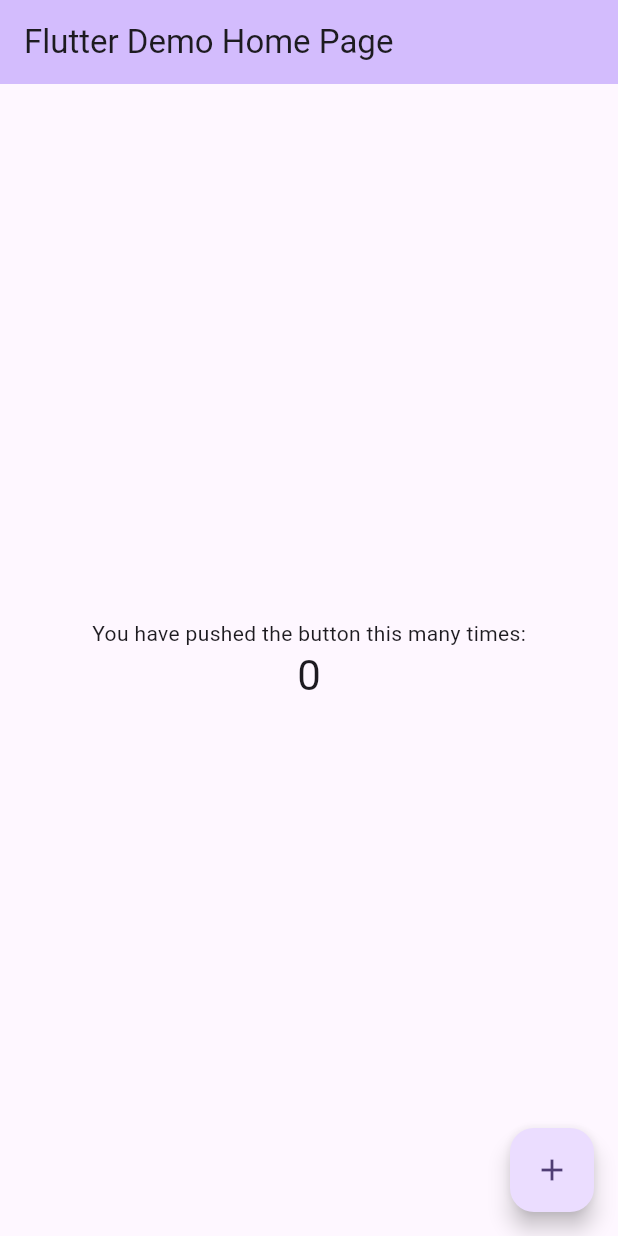
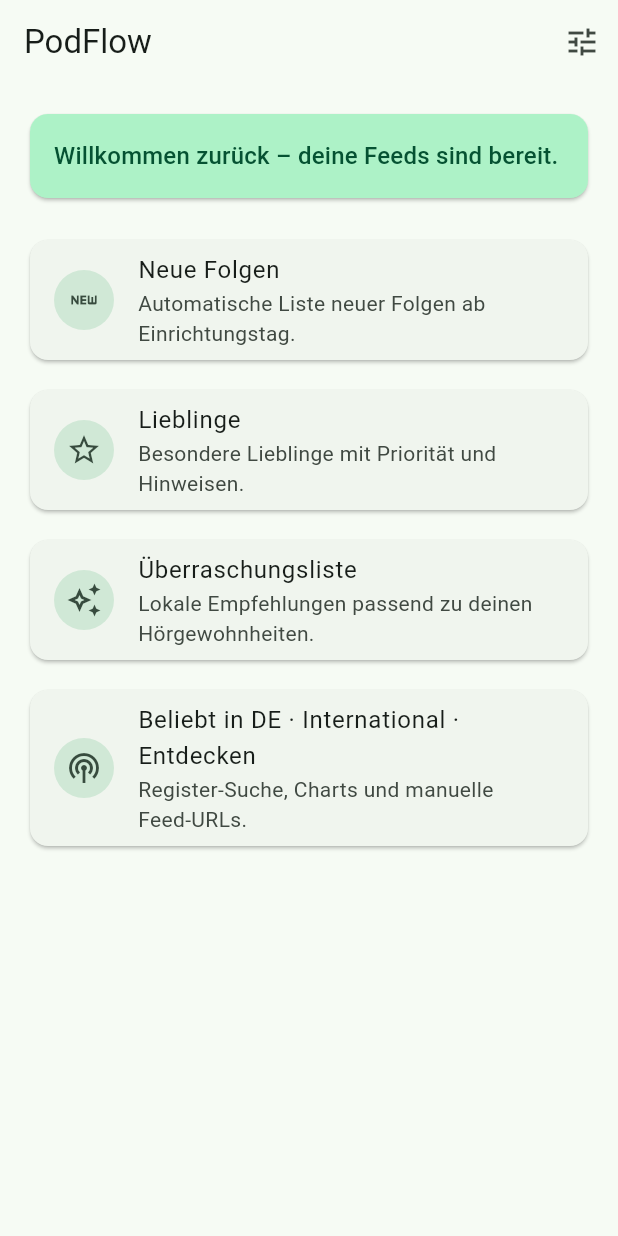
Before and after one commit to R-Win-94/podflow, a Flutter app: the screen it shows after launch, on a phone screen of 412 x 824 dp. Run offline on Flutter 3.47's test engine with Material 3 defaults, Android fonts, the phone set to English and light mode, and no system bars; our stand-ins replace material_ui.

Commit message:
feat: add initial PodFlow UI, Du/Sie switcher and accent color

```diff
--- /dev/null
+++ b/lib/l10n/strings.dart
@@ -0,0 +1,44 @@
+import '../models/app_settings.dart';
+
+class PodFlowStrings {
+  final SpeechStyle style;
+
+  const PodFlowStrings(this.style);
+
+  String get appTitle => 'PodFlow';
+
+  String get welcomeBanner => switch (style) {
+        SpeechStyle.informalDu => 'Willkommen zurück – deine Feeds sind bereit.',
+        SpeechStyle.formalSie => 'Willkommen zurück – Ihre Feeds stehen bereit.',
+        SpeechStyle.saxonyPreview => 'Nu gugge da – deine Feeds sind startklar.',
+      };
+
+  String get newEpisodes => 'Neue Folgen';
+  String get favorites => 'Lieblinge';
+  String get surpriseList => 'Überraschungsliste';
+  String get chartsDe => 'Beliebt in DE';
+  String get chartsIntl => 'International';
+  String get discover => 'Entdecken';
+  String get settings => 'Einstellungen';
+
+  String get speechStyleLabel => switch (style) {
+        SpeechStyle.informalDu => 'Anrede (Du)',
+        SpeechStyle.formalSie => 'Anrede (Sie)',
+        SpeechStyle.saxonyPreview => 'Anrede (Sächsisch-Vorschau)',
+      };
+
+  String get accentColorLabel => switch (style) {
+        SpeechStyle.informalDu => 'Wähle deine Akzentfarbe',
+        SpeechStyle.formalSie => 'Wählen Sie Ihre Akzentfarbe',
+        SpeechStyle.saxonyPreview => 'Such dir ’ne schicke Farbe aus',
+      };
+
+  String get profileHint => switch (style) {
+        SpeechStyle.informalDu =>
+          'Aktives Hörerprofil: Du kannst alles entspannt anpassen, ohne zugespammt zu werden.',
+        SpeechStyle.formalSie =>
+          'Aktives Hörerprofil: Alle Optionen lassen sich übersichtlich und ohne störende Hinweise anpassen.',
+        SpeechStyle.saxonyPreview =>
+          'Profil aktiv: Nix drängt sich uff, alles bleibt übersichtlich.',
+      };
+}
--- a/lib/main.dart
+++ b/lib/main.dart
@@ -1,122 +1,46 @@
+// lib/main.dart
 import 'package:material_ui/material_ui.dart';
+import 'l10n/strings.dart';
+import 'screens/home_screen.dart';
+import 'state/podflow_controller.dart';
 
 void main() {
-  runApp(const MyApp());
+  runApp(PodFlowApp());
 }
 
-class MyApp extends StatelessWidget {
-  const MyApp({super.key});
+class PodFlowApp extends StatelessWidget {
+  PodFlowApp({super.key});
 
-  // This widget is the root of your application.
+  final PodFlowController _controller = PodFlowController();
+
   @override
   Widget build(BuildContext context) {
-    return MaterialApp(
-      title: 'Flutter Demo',
-      theme: ThemeData(
-        // This is the theme of your application.
-        //
-        // TRY THIS: Try running your application with "flutter run". You'll see
-        // the application has a purple toolbar. Then, without quitting the app,
-        // try changing the seedColor in the colorScheme below to Colors.green
-        // and then invoke "hot reload" (save your changes or press the "hot
-        // reload" button in a Flutter-supported IDE, or press "r" if you used
-        // the command line to start the app).
-        //
-        // Notice that the counter didn't reset back to zero; the application
-        // state is not lost during the reload. To reset the state, use hot
-        // restart instead.
-        //
-        // This works for code too, not just values: Most code changes can be
-        // tested with just a hot reload.
-        colorScheme: .fromSeed(seedColor: Colors.deepPurple),
-      ),
-      home: const MyHomePage(title: 'Flutter Demo Home Page'),
+    return AnimatedBuilder(
+      animation: _controller,
+      builder: (context, _) {
+        final settings = _controller.settings;
+        final strings = PodFlowStrings(settings.speechStyle);
+
+        return MaterialApp(
+          title: strings.appTitle,
+          themeMode: settings.themeMode,
+          theme: ThemeData(
+            useMaterial3: true,
+            colorScheme: ColorScheme.fromSeed(
+              seedColor: settings.seedColor,
+              brightness: Brightness.light,
+            ),
+          ),
+          darkTheme: ThemeData(
+            useMaterial3: true,
+            colorScheme: ColorScheme.fromSeed(
+              seedColor: settings.seedColor,
+              brightness: Brightness.dark,
+            ),
+          ),
+          home: HomeScreen(controller: _controller),
+        );
+      },
     );
   }
 }
-
-class MyHomePage extends StatefulWidget {
-  const MyHomePage({super.key, required this.title});
-
-  // This widget is the home page of your application. It is stateful, meaning
-  // that it has a State object (defined below) that contains fields that affect
-  // how it looks.
-
-  // This class is the configuration for the state. It holds the values (in this
-  // case the title) provided by the parent (in this case the App widget) and
-  // used by the build method of the State. Fields in a Widget subclass are
-  // always marked "final".
-
-  final String title;
-
-  @override
-  State<MyHomePage> createState() => _MyHomePageState();
-}
-
-class _MyHomePageState extends State<MyHomePage> {
-  int _counter = 0;
-
-  void _incrementCounter() {
-    setState(() {
-      // This call to setState tells the Flutter framework that something has
-      // changed in this State, which causes it to rerun the build method below
-      // so that the display can reflect the updated values. If we changed
-      // _counter without calling setState(), then the build method would not be
-      // called again, and so nothing would appear to happen.
-      _counter++;
-    });
-  }
-
-  @override
-  Widget build(BuildContext context) {
-    // This method is rerun every time setState is called, for instance as done
-    // by the _incrementCounter method above.
-    //
-    // The Flutter framework has been optimized to make rerunning build methods
-    // fast, so that you can just rebuild anything that needs updating rather
-    // than having to individually change instances of widgets.
-    return Scaffold(
-      appBar: AppBar(
-        // TRY THIS: Try changing the color here to a specific color (to
-        // Colors.amber, perhaps?) and trigger a hot reload to see the AppBar
-        // change color while the other colors stay the same.
-        backgroundColor: Theme.of(context).colorScheme.inversePrimary,
-        // Here we take the value from the MyHomePage object that was created by
-        // the App.build method, and use it to set our appbar title.
-        title: Text(widget.title),
-      ),
-      body: Center(
-        // Center is a layout widget. It takes a single child and positions it
-        // in the middle of the parent.
-        child: Column(
-          // Column is also a layout widget. It takes a list of children and
-          // arranges them vertically. By default, it sizes itself to fit its
-          // children horizontally, and tries to be as tall as its parent.
-          //
-          // Column has various properties to control how it sizes itself and
-          // how it positions its children. Here we use mainAxisAlignment to
-          // center the children vertically; the main axis here is the vertical
-          // axis because Columns are vertical (the cross axis would be
-          // horizontal).
-          //
-          // TRY THIS: Invoke "debug painting" (choose the "Toggle Debug Paint"
-          // action in the IDE, or press "p" in the console), to see the
-          // wireframe for each widget.
-          mainAxisAlignment: .center,
-          children: [
-            const Text('You have pushed the button this many times:'),
-            Text(
-              '$_counter',
-              style: Theme.of(context).textTheme.headlineMedium,
-            ),
-          ],
-        ),
-      ),
-      floatingActionButton: FloatingActionButton(
-        onPressed: _incrementCounter,
-        tooltip: 'Increment',
-        child: const Icon(Icons.add),
-      ),
-    );
-  }
-}
--- /dev/null
+++ b/lib/models/app_settings.dart
@@ -0,0 +1,41 @@
+import 'package:material_ui/material_ui.dart';
+
+enum SpeechStyle {
+  informalDu,
+  formalSie,
+  saxonyPreview,
+}
+
+enum ListenerProfile {
+  beginner,
+  standard,
+  pro,
+}
+
+class PodFlowSettings {
+  final SpeechStyle speechStyle;
+  final ListenerProfile listenerProfile;
+  final Color seedColor;
+  final ThemeMode themeMode;
+
+  const PodFlowSettings({
+    this.speechStyle = SpeechStyle.informalDu,
+    this.listenerProfile = ListenerProfile.standard,
+    this.seedColor = const Color(0xFF1B8A5A),
+    this.themeMode = ThemeMode.system,
+  });
+
+  PodFlowSettings copyWith({
+    SpeechStyle? speechStyle,
+    ListenerProfile? listenerProfile,
+    Color? seedColor,
+    ThemeMode? themeMode,
+  }) {
+    return PodFlowSettings(
+      speechStyle: speechStyle ?? this.speechStyle,
+      listenerProfile: listenerProfile ?? this.listenerProfile,
+      seedColor: seedColor ?? this.seedColor,
+      themeMode: themeMode ?? this.themeMode,
+    );
+  }
+}
--- /dev/null
+++ b/lib/screens/home_screen.dart
@@ -0,0 +1,105 @@
+// lib/screens/home_screen.dart
+import 'package:material_ui/material_ui.dart';
+import '../l10n/strings.dart';
+import '../state/podflow_controller.dart';
+import 'quick_settings_sheet.dart';
+
+class HomeScreen extends StatelessWidget {
+  final PodFlowController controller;
+
+  const HomeScreen({super.key, required this.controller});
+
+  @override
+  Widget build(BuildContext context) {
+    final strings = PodFlowStrings(controller.settings.speechStyle);
+    final colorScheme = Theme.of(context).colorScheme;
+
+    return Scaffold(
+      appBar: AppBar(
+        title: Text(strings.appTitle),
+        actions: [
+          IconButton(
+            tooltip: strings.settings,
+            icon: const Icon(Icons.tune),
+            onPressed: () {
+              showModalBottomSheet<void>(
+                context: context,
+                showDragHandle: true,
+                builder: (_) => QuickSettingsSheet(controller: controller),
+              );
+            },
+          ),
+        ],
+      ),
+      body: ListView(
+        padding: const EdgeInsets.all(16),
+        children: [
+          Card(
+            color: colorScheme.primaryContainer,
+            child: Padding(
+              padding: const EdgeInsets.all(16),
+              child: Text(
+                strings.welcomeBanner,
+                style: Theme.of(context).textTheme.titleMedium?.copyWith(
+                      color: colorScheme.onPrimaryContainer,
+                    ),
+              ),
+            ),
+          ),
+          const SizedBox(height: 20),
+          _SectionCard(
+            icon: Icons.fiber_new_outlined,
+            title: strings.newEpisodes,
+            subtitle: 'Automatische Liste neuer Folgen ab Einrichtungstag.',
+          ),
+          _SectionCard(
+            icon: Icons.star_outline,
+            title: strings.favorites,
+            subtitle: 'Besondere Lieblinge mit Priorität und Hinweisen.',
+          ),
+          _SectionCard(
+            icon: Icons.auto_awesome_outlined,
+            title: strings.surpriseList,
+            subtitle: 'Lokale Empfehlungen passend zu deinen Hörgewohnheiten.',
+          ),
+          _SectionCard(
+            icon: Icons.podcasts_outlined,
+            title: '${strings.chartsDe} · ${strings.chartsIntl} · ${strings.discover}',
+            subtitle: 'Register-Suche, Charts und manuelle Feed-URLs.',
+          ),
+        ],
+      ),
+    );
+  }
+}
+
+class _SectionCard extends StatelessWidget {
+  final IconData icon;
+  final String title;
+  final String subtitle;
+
+  const _SectionCard({
+    required this.icon,
+    required this.title,
+    required this.subtitle,
+  });
+
+  @override
+  Widget build(BuildContext context) {
+    final colorScheme = Theme.of(context).colorScheme;
+    return Padding(
+      padding: const EdgeInsets.only(bottom: 12),
+      child: Card(
+        child: ListTile(
+          leading: CircleAvatar(
+            backgroundColor: colorScheme.secondaryContainer,
+            foregroundColor: colorScheme.onSecondaryContainer,
+            child: Icon(icon),
+          ),
+          title: Text(title),
+          subtitle: Text(subtitle),
+        ),
+      ),
+    );
+  }
+}
```
Also changed, not shown: lib/screens/quick_settings_sheet.dart (added, +102 -0 lines), lib/state/podflow_controller.dart (added, +32 -0 lines).
